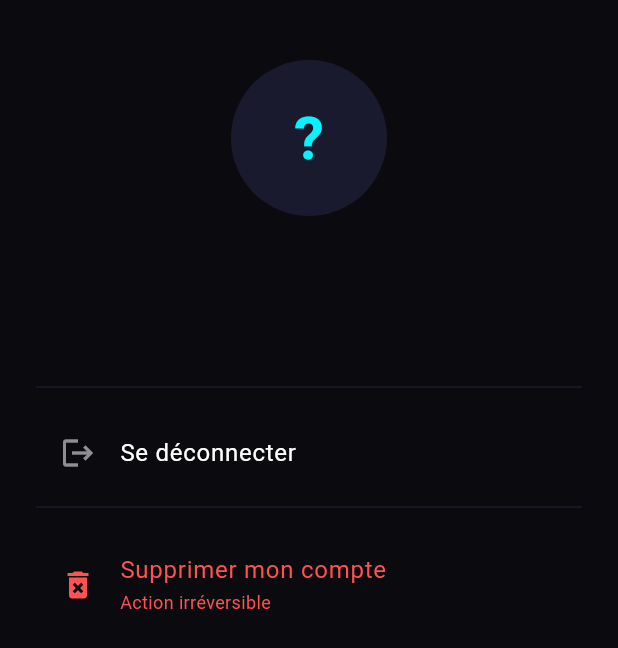
After one commit to TheDEMON78/Bloop_messenger, a Flutter app: the ProfileScreen screen opened directly, on a phone screen of 412 x 824 dp. The commit adds this screen. Shown: the top 648 px of the screen. Run offline on Flutter 3.47's test engine with Material 3 defaults, Android fonts, the phone set to English and light mode, and no system bars; our stand-ins replace cloud_firestore, firebase_auth, firebase_core, firebase_messaging, flutter_local_notifications; accounts and stored records are empty.

Commit message:
feat: add profile tab with delete account + GitHub Pages deletion policy

```diff
--- /dev/null
+++ b/lib/screens/profile/profile_screen.dart
@@ -0,0 +1,165 @@
+import 'package:firebase_auth/firebase_auth.dart';
+import 'package:flutter/material.dart';
+import 'package:provider/provider.dart';
+import '../../providers/auth_provider.dart';
+import '../auth/phone_screen.dart';
+
+class ProfileScreen extends StatelessWidget {
+  const ProfileScreen({super.key});
+
+  Future<void> _deleteAccount(BuildContext context) async {
+    final confirm = await showDialog<bool>(
+      context: context,
+      builder: (_) => AlertDialog(
+        backgroundColor: const Color(0xFF1A1A2E),
+        title: const Text(
+          'Supprimer mon compte',
+          style: TextStyle(color: Colors.redAccent),
+        ),
+        content: const Text(
+          'Cette action est irréversible.\n\nTon profil, tes messages et tes contacts seront définitivement supprimés.',
+          style: TextStyle(color: Colors.white70),
+        ),
+        actions: [
+          TextButton(
+            onPressed: () => Navigator.pop(context, false),
+            child: const Text('Annuler',
+                style: TextStyle(color: Colors.white54)),
+          ),
+          TextButton(
+            onPressed: () => Navigator.pop(context, true),
+            child: const Text('Supprimer définitivement',
+                style: TextStyle(
+                    color: Colors.redAccent,
+                    fontWeight: FontWeight.bold)),
+          ),
+        ],
+      ),
+    );
+
+    if (confirm != true) return;
+    if (!context.mounted) return;
+
+    // Re-authenticate required by Firebase before delete
+    try {
+      final user = FirebaseAuth.instance.currentUser!;
+      await user.delete();
+      if (!context.mounted) return;
+      await context.read<AuthProvider>().signOut();
+      Navigator.pushAndRemoveUntil(
+        context,
+        MaterialPageRoute(builder: (_) => const PhoneScreen()),
+        (_) => false,
+      );
+    } on FirebaseAuthException catch (e) {
+      if (!context.mounted) return;
+      if (e.code == 'requires-recent-login') {
+        ScaffoldMessenger.of(context).showSnackBar(
+          const SnackBar(
+            content: Text(
+                'Pour supprimer ton compte, reconnecte-toi d\'abord.'),
+            backgroundColor: Color(0xFF1A1A2E),
+          ),
+        );
+        await context.read<AuthProvider>().signOut();
+        if (!context.mounted) return;
+        Navigator.pushAndRemoveUntil(
+          context,
+          MaterialPageRoute(builder: (_) => const PhoneScreen()),
+          (_) => false,
+        );
+      } else {
+        ScaffoldMessenger.of(context).showSnackBar(
+          SnackBar(
+            content: Text(e.message ?? 'Erreur lors de la suppression'),
+            backgroundColor: Colors.redAccent,
+          ),
+        );
+      }
+    }
+  }
+
+  @override
+  Widget build(BuildContext context) {
+    final user = FirebaseAuth.instance.currentUser;
+
+    return Scaffold(
+      body: SafeArea(
+        child: ListView(
+          padding: const EdgeInsets.all(24),
+          children: [
+            const SizedBox(height: 16),
+            Center(
+              child: Stack(
+                alignment: Alignment.bottomRight,
+                children: [
+                  CircleAvatar(
+                    radius: 52,
+                    backgroundColor: const Color(0xFF1A1A2E),
+                    child: Text(
+                      (user?.displayName?.isNotEmpty == true
+                              ? user!.displayName![0]
+                              : '?')
+                          .toUpperCase(),
+                      style: const TextStyle(
+                          fontSize: 40,
+                          color: Color(0xFF00F5FF),
+                          fontWeight: FontWeight.bold),
+                    ),
+                  ),
+                ],
+              ),
+            ),
+            const SizedBox(height: 16),
+            Center(
+              child: Text(
+                user?.displayName ?? user?.phoneNumber ?? '',
+                style: const TextStyle(
+                    color: Colors.white,
+                    fontSize: 20,
+                    fontWeight: FontWeight.bold),
+              ),
+            ),
+            Center(
+              child: Text(
+                user?.phoneNumber ?? '',
+                style:
+                    const TextStyle(color: Colors.white54, fontSize: 14),
+              ),
+            ),
+            const SizedBox(height: 40),
+            const Divider(color: Color(0xFF1A1A2E)),
+            const SizedBox(height: 8),
+            ListTile(
+              leading: const Icon(Icons.logout, color: Colors.white54),
+              title: const Text('Se déconnecter',
+                  style: TextStyle(color: Colors.white)),
+              onTap: () async {
+                await context.read<AuthProvider>().signOut();
+                if (!context.mounted) return;
+                Navigator.pushAndRemoveUntil(
+                  context,
+                  MaterialPageRoute(
+                      builder: (_) => const PhoneScreen()),
+                  (_) => false,
+                );
+              },
+            ),
+            const Divider(color: Color(0xFF1A1A2E)),
+            const SizedBox(height: 8),
+            ListTile(
+              leading:
+                  const Icon(Icons.delete_forever, color: Colors.redAccent),
+              title: const Text('Supprimer mon compte',
+                  style: TextStyle(color: Colors.redAccent)),
+              subtitle: const Text('Action irréversible',
+                  style:
+                      TextStyle(color: Colors.redAccent, fontSize: 12)),
+              onTap: () => _deleteAccount(context),
+            ),
+          ],
+        ),
+      ),
+    );
+  }
+}
```
Also changed, not shown: lib/screens/home/home_screen.dart (+11 -27 lines), 1 other file.
